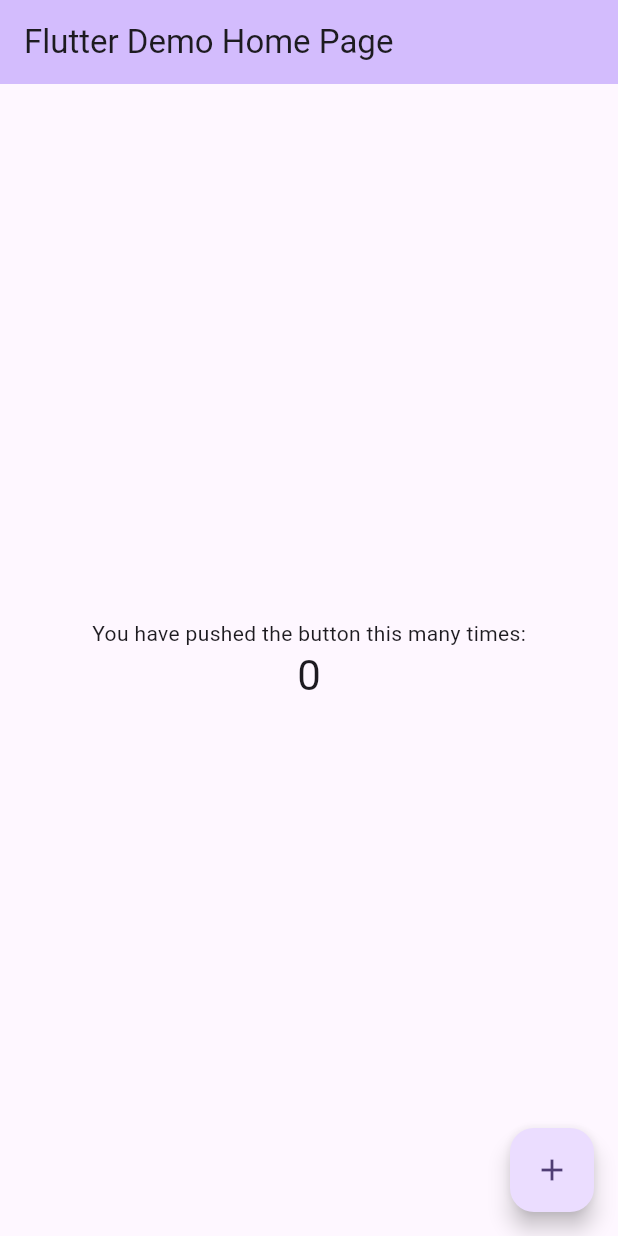
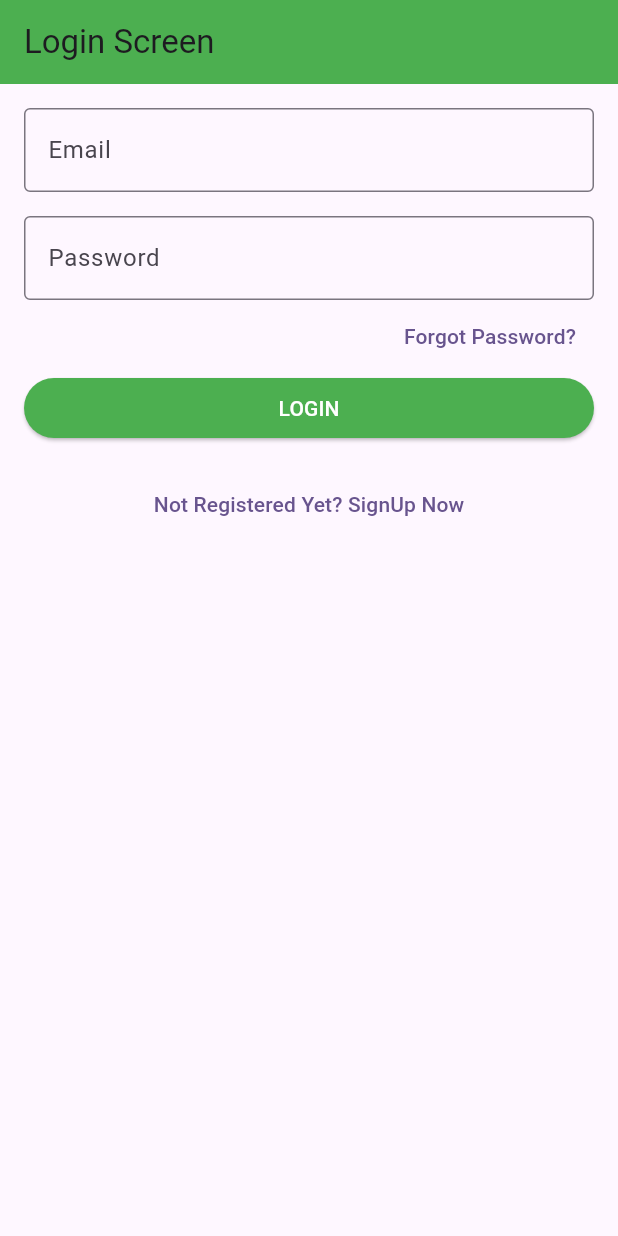
Before and after one commit to abidroid/kiu_todo_firebase, a Flutter app: the screen it shows after launch, on a phone screen of 412 x 824 dp. Run offline on Flutter 3.47's test engine with Material 3 defaults, Android fonts, the phone set to English and light mode, and no system bars; our stand-ins replace gap.

Commit message:
screens created

```diff
--- a/lib/main.dart
+++ b/lib/main.dart
@@ -1,4 +1,5 @@
 import 'package:flutter/material.dart';
+import 'package:kiu_todo_firebase/screens/login_screen.dart';
 
 void main() {
   runApp(const MyApp());
@@ -13,113 +14,11 @@ class MyApp extends StatelessWidget {
     return MaterialApp(
       title: 'Flutter Demo',
       theme: ThemeData(
-        // This is the theme of your application.
-        //
-        // TRY THIS: Try running your application with "flutter run". You'll see
-        // the application has a purple toolbar. Then, without quitting the app,
-        // try changing the seedColor in the colorScheme below to Colors.green
-        // and then invoke "hot reload" (save your changes or press the "hot
-        // reload" button in a Flutter-supported IDE, or press "r" if you used
-        // the command line to start the app).
-        //
-        // Notice that the counter didn't reset back to zero; the application
-        // state is not lost during the reload. To reset the state, use hot
-        // restart instead.
-        //
-        // This works for code too, not just values: Most code changes can be
-        // tested with just a hot reload.
+
         colorScheme: ColorScheme.fromSeed(seedColor: Colors.deepPurple),
         useMaterial3: true,
       ),
-      home: const MyHomePage(title: 'Flutter Demo Home Page'),
+      home: const LoginScreen(),
     );
   }
 }
-
-class MyHomePage extends StatefulWidget {
-  const MyHomePage({super.key, required this.title});
-
-  // This widget is the home page of your application. It is stateful, meaning
-  // that it has a State object (defined below) that contains fields that affect
-  // how it looks.
-
-  // This class is the configuration for the state. It holds the values (in this
-  // case the title) provided by the parent (in this case the App widget) and
-  // used by the build method of the State. Fields in a Widget subclass are
-  // always marked "final".
-
-  final String title;
-
-  @override
-  State<MyHomePage> createState() => _MyHomePageState();
-}
-
-class _MyHomePageState extends State<MyHomePage> {
-  int _counter = 0;
-
-  void _incrementCounter() {
-    setState(() {
-      // This call to setState tells the Flutter framework that something has
-      // changed in this State, which causes it to rerun the build method below
-      // so that the display can reflect the updated values. If we changed
-      // _counter without calling setState(), then the build method would not be
-      // called again, and so nothing would appear to happen.
-      _counter++;
-    });
-  }
-
-  @override
-  Widget build(BuildContext context) {
-    // This method is rerun every time setState is called, for instance as done
-    // by the _incrementCounter method above.
-    //
-    // The Flutter framework has been optimized to make rerunning build methods
-    // fast, so that you can just rebuild anything that needs updating rather
-    // than having to individually change instances of widgets.
-    return Scaffold(
-      appBar: AppBar(
-        // TRY THIS: Try changing the color here to a specific color (to
-        // Colors.amber, perhaps?) and trigger a hot reload to see the AppBar
-        // change color while the other colors stay the same.
-        backgroundColor: Theme.of(context).colorScheme.inversePrimary,
-        // Here we take the value from the MyHomePage object that was created by
-        // the App.build method, and use it to set our appbar title.
-        title: Text(widget.title),
-      ),
-      body: Center(
-        // Center is a layout widget. It takes a single child and positions it
-        // in the middle of the parent.
-        child: Column(
-          // Column is also a layout widget. It takes a list of children and
-          // arranges them vertically. By default, it sizes itself to fit its
-          // children horizontally, and tries to be as tall as its parent.
-          //
-          // Column has various properties to control how it sizes itself and
-          // how it positions its children. Here we use mainAxisAlignment to
-          // center the children vertically; the main axis here is the vertical
-          // axis because Columns are vertical (the cross axis would be
-          // horizontal).
-          //
-          // TRY THIS: Invoke "debug painting" (choose the "Toggle Debug Paint"
-          // action in the IDE, or press "p" in the console), to see the
-          // wireframe for each widget.
-          mainAxisAlignment: MainAxisAlignment.center,
-          children: <Widget>[
-            const Text(
-              'You have pushed the button this many times:',
-            ),
-            Text(
-              '$_counter',
-              style: Theme.of(context).textTheme.headlineMedium,
-            ),
-          ],
-        ),
-      ),
-      floatingActionButton: FloatingActionButton(
-        onPressed: _incrementCounter,
-        tooltip: 'Increment',
-        child: const Icon(Icons.add),
-      ), // This trailing comma makes auto-formatting nicer for build methods.
-    );
-  }
-}
--- /dev/null
+++ b/lib/screens/login_screen.dart
@@ -0,0 +1,69 @@
+import 'package:flutter/material.dart';
+import 'package:gap/gap.dart';
+import 'package:kiu_todo_firebase/screens/forgot_password_screen.dart';
+import 'package:kiu_todo_firebase/screens/sign_up_screen.dart';
+
+class LoginScreen extends StatefulWidget {
+  const LoginScreen({super.key});
+
+  @override
+  State<LoginScreen> createState() => _LoginScreenState();
+}
+
+class _LoginScreenState extends State<LoginScreen> {
+  @override
+  Widget build(BuildContext context) {
+    return Scaffold(
+      appBar: AppBar(
+        backgroundColor: Colors.green,
+        title: const Text('Login Screen'),
+      ),
+      body: Padding(
+        padding: const EdgeInsets.all(16.0),
+        child: ListView(
+          children: [
+
+            TextField(
+              decoration: InputDecoration(
+                border: OutlineInputBorder(),
+                hintText: 'Email',
+              ),
+            ),
+            const Gap(16),
+            TextField(
+              obscureText: true,
+              decoration: InputDecoration(
+                border: OutlineInputBorder(),
+                hintText: 'Password',
+              ),
+            ),
+            Align(
+                alignment: Alignment.topRight,
+                child: TextButton(onPressed: (){
+                  Navigator.of(context).push(MaterialPageRoute(builder: (context){
+                    return const ForgotPasswordScreen();
+                  }));
+                }, child: const Text('Forgot Password?'))),
+
+            ElevatedButton(
+                style: ElevatedButton.styleFrom(
+                  backgroundColor: Colors.green,
+                  foregroundColor: Colors.white,
+                ),
+                onPressed: (){}, child: const Text('LOGIN')),
+
+            const Gap(16),
+
+            TextButton(onPressed: (){
+              Navigator.of(context).push(MaterialPageRoute(builder: (context){
+                return const SignUpScreen();
+              }));
+
+            }, child: const Text('Not Registered Yet? SignUp Now'))
+
+          ],
+        ),
+      ),
+    );
+  }
+}
--- a/pubspec.yaml
+++ b/pubspec.yaml
@@ -35,6 +35,7 @@ dependencies:
   # The following adds the Cupertino Icons font to your application.
   # Use with the CupertinoIcons class for iOS style icons.
   cupertino_icons: ^1.0.8
+  gap: ^3.0.1
 
 dev_dependencies:
   flutter_test:
```
Also changed, not shown: lib/screens/add_task_screen.dart (added, +15 -0 lines), lib/screens/dashboard_screen.dart (added, +15 -0 lines), lib/screens/email_verification_screen.dart (added, +15 -0 lines), lib/screens/forgot_password_screen.dart (added, +16 -0 lines), lib/screens/profile_screen.dart (added, +17 -0 lines), lib/screens/sign_up_screen.dart (added, +15 -0 lines), lib/screens/update_task_screen.dart (added, +15 -0 lines), pubspec.lock.
